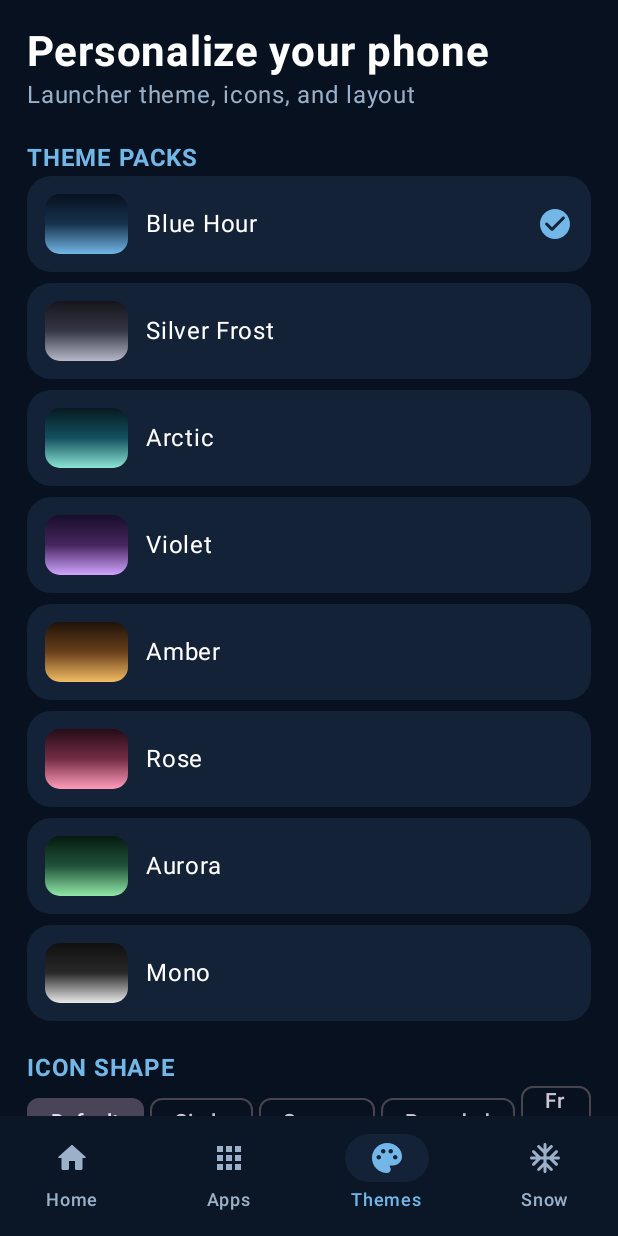
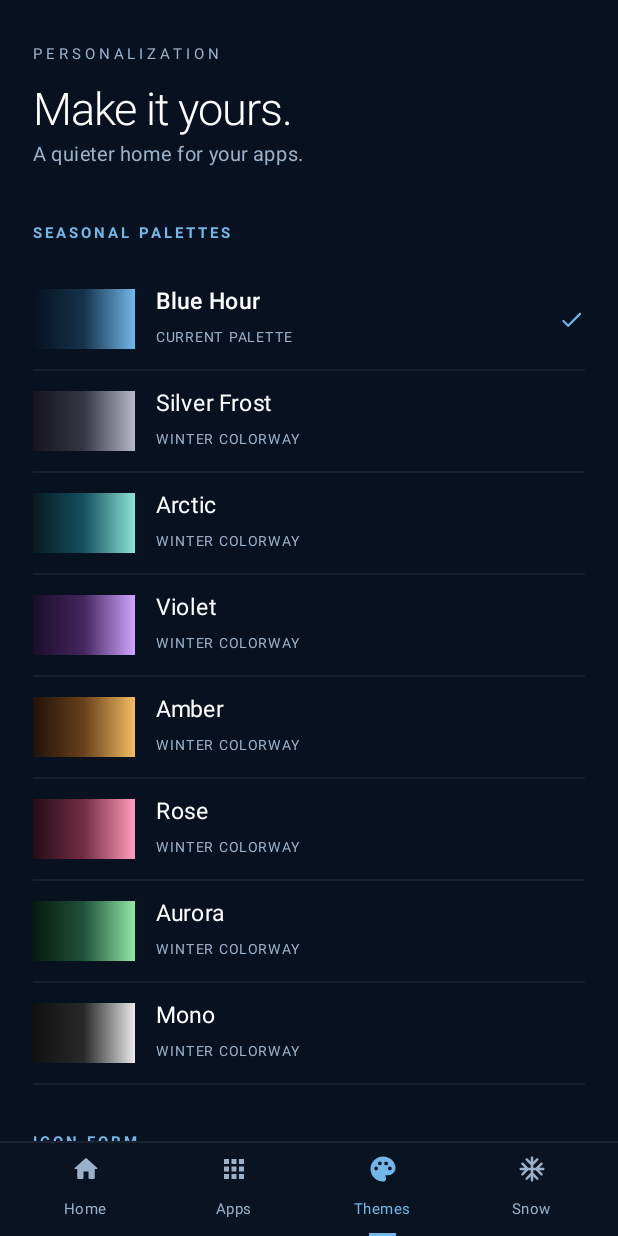
Before and after one commit to domm1402/SNOWFALL, an Android app built with Jetpack Compose: the screen it shows after launch (MainActivity), after a tap on "Personalize", on a phone screen of 412 x 824 dp. Run offline under Robolectric (Android 15) with nearby library versions, the phone set to English and light mode, and no system bars.

Commit message:
Polish Snowfall with editorial flat navigation and theme controls

```diff
--- a/app/src/main/java/com/domm/snowfall/MainActivity.kt
+++ b/app/src/main/java/com/domm/snowfall/MainActivity.kt
@@ -63,7 +63,7 @@ private fun SnowfallPhone(activity:Activity){
     var columns by remember{mutableIntStateOf(prefs.getInt("grid",4).coerceIn(3,6))}
     var shape by remember{mutableIntStateOf(prefs.getInt("shape",0))}
     var labels by remember{mutableStateOf(prefs.getBoolean("labels",true))}
-    var monochrome by remember{mutableStateOf(prefs.getBoolean("monochrome",true))}
+    var monochrome by remember{mutableStateOf(prefs.getBoolean("monochrome",false))}
     var query by remember{mutableStateOf("")}
     val accent=palettes[theme][2]
     val apps=remember(activity){
@@ -75,11 +75,17 @@ private fun SnowfallPhone(activity:Activity){
     }
     MaterialTheme(colorScheme=darkColorScheme(primary=accent,background=bg,surface=Color(0xFF142237))){
         Scaffold(containerColor=bg,bottomBar={
-            NavigationBar(containerColor=Color(0xFF0B1726)){
-                listOf("Home","Apps","Themes","Snow").forEachIndexed{i,n->
-                    val icons=listOf(Icons.Rounded.Home,Icons.Rounded.Apps,Icons.Rounded.Palette,Icons.Rounded.AcUnit)
-                    NavigationBarItem(selected=tab==i,onClick={tab=i},icon={Icon(icons[i],null)},label={Text(n)},
-                    colors=NavigationBarItemDefaults.colors(selectedIconColor=accent,selectedTextColor=accent,indicatorColor=Color(0xFF142237),unselectedIconColor=muted,unselectedTextColor=muted))
+            Column(Modifier.fillMaxWidth().background(Color(0xFF091321))) {
+                Box(Modifier.fillMaxWidth().height(1.dp).background(Color.White.copy(.07f)))
+                Row(Modifier.fillMaxWidth().height(62.dp).padding(horizontal=8.dp),verticalAlignment=Alignment.CenterVertically){
+                    listOf("Home","Apps","Themes","Snow").forEachIndexed{i,n->
+                        val icons=listOf(Icons.Rounded.Home,Icons.Rounded.Apps,Icons.Rounded.Palette,Icons.Rounded.AcUnit)
+                        Column(Modifier.weight(1f).fillMaxHeight().clickable{tab=i}.padding(top=7.dp),horizontalAlignment=Alignment.CenterHorizontally,verticalArrangement=Arrangement.SpaceBetween){
+                            Icon(icons[i],null,tint=if(tab==i)accent else muted,modifier=Modifier.size(20.dp))
+                            Text(n,color=if(tab==i)accent else muted,fontSize=10.sp,letterSpacing=.3.sp)
+                            Box(Modifier.width(18.dp).height(2.dp).background(if(tab==i)accent else Color.Transparent))
+                        }
+                    }
                 }
             }
         }){ pad->
@@ -113,7 +119,7 @@ private fun HomePage(activity:Activity,apps:List<PhoneApp>,theme:Int,accent:Colo
             Text(hour,color=Color.White,fontSize=66.sp,fontWeight=FontWeight.ExtraLight,letterSpacing=(-2).sp)
             Text(date.uppercase(),color=Color.White.copy(.62f),fontSize=11.sp,letterSpacing=1.5.sp)
             Spacer(Modifier.height(30.dp))
-            Box(Modifier.fillMaxWidth().height(220.dp).clip(RoundedCornerShape(26.dp)).background(Brush.linearGradient(listOf(palettes[theme][1],palettes[theme][0],Color(0xFF07101A))))){
+            Box(Modifier.fillMaxWidth().height(190.dp).background(Brush.linearGradient(listOf(palettes[theme][1],palettes[theme][0],Color(0xFF07101A))))){
                 Canvas(Modifier.fillMaxSize()){ repeat(90){i->drawCircle(Color.White.copy(.28f+(i%4)*.08f),1f+(i%3),androidx.compose.ui.geometry.Offset((i*71f)%360f,(i*139f)%220f)) };drawCircle(accent.copy(.09f),80f,androidx.compose.ui.geometry.Offset(270f,50f)) }
                 Column(Modifier.align(Alignment.BottomStart).padding(22.dp)){
                     Text("SEASONAL WALLPAPER",color=Color.White.copy(.65f),fontSize=9.sp,letterSpacing=2.sp)
@@ -136,7 +142,7 @@ private fun HomePage(activity:Activity,apps:List<PhoneApp>,theme:Int,accent:Colo
                 Icon(Icons.Rounded.ArrowForward,null,tint=accent,modifier=Modifier.padding(start=8.dp))
             }
             Spacer(Modifier.height(20.dp))
-            Row(Modifier.fillMaxWidth().height(68.dp).clip(RoundedCornerShape(18.dp)).background(Color.White.copy(.045f)).clickable{goApps()}.padding(horizontal=16.dp),verticalAlignment=Alignment.CenterVertically){
+            Row(Modifier.fillMaxWidth().height(62.dp).background(Color.White.copy(.045f)).clickable{goApps()}.padding(horizontal=16.dp),verticalAlignment=Alignment.CenterVertically){
                 apps.take(4).forEach{AppIcon(activity,it,accent,.78f,false,shape,monochrome)}
                 Spacer(Modifier.weight(1f))
                 Icon(Icons.Rounded.Search,null,tint=Color.White.copy(.7f),modifier=Modifier.padding(end=4.dp))
@@ -180,29 +186,58 @@ private fun AppIcon(activity:Activity,app:PhoneApp,accent:Color,size:Float,label
 
 @Composable
 private fun ThemePage(theme:Int,setTheme:(Int)->Unit,size:Float,setSize:(Float)->Unit,grid:Int,setGrid:(Int)->Unit,shape:Int,setShape:(Int)->Unit,labels:Boolean,setLabels:(Boolean)->Unit,monochrome:Boolean,setMonochrome:(Boolean)->Unit,accent:Color){
-    val ctx=androidx.compose.ui.platform.LocalContext.current
-    val p=remember{ctx.getSharedPreferences("snowfall-extra",Activity.MODE_PRIVATE)}
-    val groups=remember{listOf(
-        "Home screen" to listOf("Page swipe","Page loop","Layout lock","Auto arrange","Dock blur","Dock opacity","Page dots","Wallpaper parallax","Widget snap","Folder previews","Folder animation","Folder tint","Folder size","Home padding","Safe zones","Page count","Home page selection","Tap haptics","Double tap shortcut","Icon labels shadow"),
-        "App drawer" to listOf("Search field","Alphabet scroll","Recent apps","Suggestions","Drawer blur","Drawer opacity","Vertical scrolling","Page layout","App labels","Hide apps","Sort alphabetically","Sort by install date","Usage sorting","System apps visibility","Notification dots","Badge counts","Search hints","Auto keyboard","Quick scroll","Open animation"),
-        "Icon options" to listOf("Themed icons","Monochrome","Drop shadows","Adaptive masks","Dynamic colors","Borders","Glow","Press effect","Bounce","Tint","Saturation","Contrast","Round corners","Pack compatibility","Rename apps","Glyph overrides","Individual scale","Small icons","Large icons","Reset"),
-        "Widgets" to listOf("Clock","Date","Weather panel","Calendar","Battery","Music","Notes","Photo tile","Transparency","Roundness","Shadows","Padding","Resize","Snap","Stack","Background","Accent color","Animation","Preview","Refresh"),
-        "Gestures and motion" to listOf("Pull-down action","Swipe-up drawer","Double-tap","Long-press edit","Haptic taps","Page animation","Spring effect","Fade","Reduce motion","Parallax","Scroll damping","Quick launch","Back hints","Home hints","Gesture vibration","Sensitivity","Edge swipe","Rotate screen","Tilt","Ambient motion"))}
-    var states by remember{mutableStateOf((0 until 100).map{p.getBoolean("option"+it,true)}.toMutableList())}
-    Column(Modifier.fillMaxSize().background(bg).verticalScroll(rememberScrollState()).padding(18.dp)){
-        Text("Personalize your phone",color=Color.White,fontSize=28.sp,fontWeight=FontWeight.Bold);Text("Launcher theme, icons, and layout",color=muted);Spacer(Modifier.height(18.dp))
-        Text("THEME PACKS",color=accent,fontWeight=FontWeight.Bold)
-        themeNames.forEachIndexed{i,n->Row(Modifier.fillMaxWidth().clip(RoundedCornerShape(16.dp)).background(Color(0xFF142237)).clickable{setTheme(i)}.padding(12.dp),verticalAlignment=Alignment.CenterVertically){Box(Modifier.size(55.dp,40.dp).clip(RoundedCornerShape(10.dp)).background(Brush.verticalGradient(palettes[i])));Spacer(Modifier.width(12.dp));Text(n,color=Color.White,modifier=Modifier.weight(1f));if(theme==i)Icon(Icons.Rounded.CheckCircle,null,tint=palettes[i][2])};Spacer(Modifier.height(7.dp))}
-        Spacer(Modifier.height(12.dp));Text("ICON SHAPE",color=accent,fontWeight=FontWeight.Bold)
-        Row(horizontalArrangement=Arrangement.spacedBy(4.dp)){listOf("Default","Circle","Square","Rounded","Frost").forEachIndexed{i,n->FilterChip(selected=shape==i,onClick={setShape(i)},label={Text(n)})}}
-        Text("Icon size: "+(size*100).toInt()+"%",color=Color.White);Slider(value=size,onValueChange=setSize,valueRange=.65f..1.35f)
-        Text("App grid columns: "+grid,color=Color.White);Row{(3..6).forEach{FilterChip(selected=grid==it,onClick={setGrid(it)},label={Text(it.toString())})}}
-        Row(verticalAlignment=Alignment.CenterVertically){Text("Show app names",color=Color.White,modifier=Modifier.weight(1f));Switch(labels,setLabels)}
-        Spacer(Modifier.height(16.dp));Row(verticalAlignment=Alignment.CenterVertically){Text("Monochrome app icons",color=Color.White,modifier=Modifier.weight(1f));Switch(monochrome,setMonochrome)}
-Text("Tint installed icons to match the selected winter theme.",color=muted,fontSize=12.sp)
-Spacer(Modifier.height(18.dp));Text("100 STORED-ONLY PREFERENCE SWITCHES",color=accent,fontWeight=FontWeight.Bold);Text("These 100 advanced switches save preferences only. They do not currently activate the listed feature. The live controls are theme preset, icon shape, icon size, grid columns, app labels, monochrome tint, app launching, and live wallpaper.",color=muted,fontSize=12.sp)
-        var index=0
-        groups.forEach{(heading,list)->Text(heading.uppercase(),color=Color.White,fontWeight=FontWeight.Bold,modifier=Modifier.padding(top=16.dp,bottom=6.dp));list.forEach{name->val id=index;Row(Modifier.fillMaxWidth(),verticalAlignment=Alignment.CenterVertically){Text(name,color=Color.White,fontSize=13.sp,modifier=Modifier.weight(1f));Switch(states[id],{v->states=states.toMutableList().also{it[id]=v};p.edit().putBoolean("option"+id,v).apply()})};index++}}
+    Column(Modifier.fillMaxSize().background(bg).verticalScroll(rememberScrollState()).padding(horizontal=22.dp,vertical=24.dp)){
+        Text("PERSONALIZATION",color=muted,fontSize=10.sp,letterSpacing=2.6.sp)
+        Spacer(Modifier.height(7.dp))
+        Text("Make it yours.",color=Color.White,fontSize=30.sp,fontWeight=FontWeight.Light,letterSpacing=(-.7).sp)
+        Text("A quieter home for your apps.",color=muted,fontSize=13.sp)
+        Spacer(Modifier.height(28.dp))
+        Text("SEASONAL PALETTES",color=accent,fontSize=10.sp,fontWeight=FontWeight.Bold,letterSpacing=2.sp)
+        Spacer(Modifier.height(12.dp))
+        themeNames.forEachIndexed{i,n->
+            Row(Modifier.fillMaxWidth().clickable{setTheme(i)}.padding(vertical=9.dp),verticalAlignment=Alignment.CenterVertically){
+                Box(Modifier.width(68.dp).height(40.dp).background(Brush.horizontalGradient(palettes[i])))
+                Spacer(Modifier.width(14.dp))
+                Column(Modifier.weight(1f)){
+                    Text(n,color=Color.White,fontSize=15.sp,fontWeight=if(theme==i)FontWeight.Medium else FontWeight.Normal)
+                    Text(if(theme==i)"CURRENT PALETTE" else "WINTER COLORWAY",color=muted,fontSize=9.sp,letterSpacing=1.2.sp)
+                }
+                if(theme==i)Icon(Icons.Rounded.Check,null,tint=palettes[i][2],modifier=Modifier.size(18.dp))
+            }
+            Box(Modifier.fillMaxWidth().height(1.dp).background(Color.White.copy(.055f)))
+        }
+        Spacer(Modifier.height(26.dp))
+        Text("ICON FORM",color=accent,fontSize=10.sp,fontWeight=FontWeight.Bold,letterSpacing=2.sp)
+        Spacer(Modifier.height(10.dp))
+        Row(horizontalArrangement=Arrangement.spacedBy(5.dp)){listOf("Default","Circle","Square","Rounded","Frost").forEachIndexed{i,n->FilterChip(selected=shape==i,onClick={setShape(i)},label={Text(n)},shape=RoundedCornerShape(5.dp))}}
+        Spacer(Modifier.height(20.dp))
+        Text("ICON SCALE   ${(size*100).toInt()}%",color=Color.White,fontSize=12.sp)
+        Slider(value=size,onValueChange=setSize,valueRange=.65f..1.35f)
+        Spacer(Modifier.height(12.dp))
+        Text("DRAWER GRID   $grid COLUMNS",color=Color.White,fontSize=12.sp)
+        Spacer(Modifier.height(8.dp))
+        Row(horizontalArrangement=Arrangement.spacedBy(6.dp)){(3..6).forEach{FilterChip(selected=grid==it,onClick={setGrid(it)},label={Text(it.toString())},shape=RoundedCornerShape(5.dp))}}
+        Spacer(Modifier.height(18.dp))
+        Box(Modifier.fillMaxWidth().height(1.dp).background(Color.White.copy(.08f)))
+        Row(Modifier.fillMaxWidth().padding(vertical=14.dp),verticalAlignment=Alignment.CenterVertically){
+            Column(Modifier.weight(1f)){
+                Text("App names",color=Color.White,fontSize=14.sp)
+                Text("Show labels under icons",color=muted,fontSize=11.sp)
+            }
+            Switch(labels,setLabels)
+        }
+        Box(Modifier.fillMaxWidth().height(1.dp).background(Color.White.copy(.08f)))
+        Row(Modifier.fillMaxWidth().padding(vertical=14.dp),verticalAlignment=Alignment.CenterVertically){
+            Column(Modifier.weight(1f)){
+                Text("Winter icon tint",color=Color.White,fontSize=14.sp)
+                Text("Apply the selected accent to icons",color=muted,fontSize=11.sp)
+            }
+            Switch(monochrome,setMonochrome)
+        }
+        Box(Modifier.fillMaxWidth().height(1.dp).background(Color.White.copy(.08f)))
+        Spacer(Modifier.height(24.dp))
+        Text("LIVE FEATURES",color=accent,fontSize=10.sp,fontWeight=FontWeight.Bold,letterSpacing=2.sp)
+        Text("These controls update the launcher immediately. Wallpaper motion and snow settings live in Snow Studio.",color=muted,fontSize=12.sp,lineHeight=18.sp)
     }
 }
 
```
